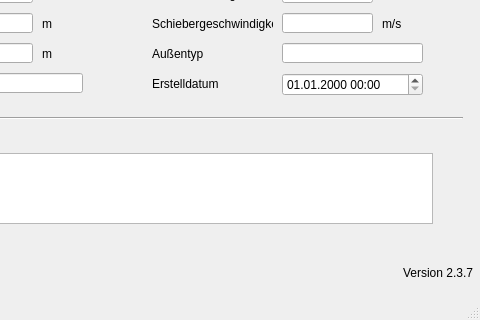
Before: the Qt Designer form qkan/database/templates/wehre.ui in hoettges/QKan, drawn with Qt 5; both pictures show x 168 to 648 and y 147 to 467 of the 648 by 467 pixel window.
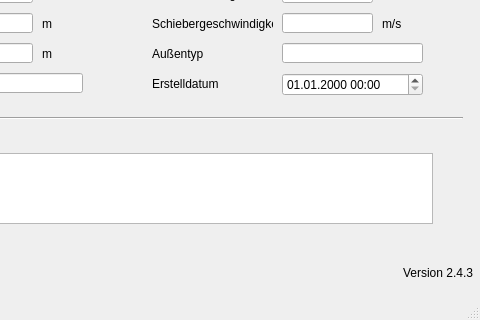
After: the same form once the commit is applied. Custom widgets are drawn as their Qt base class.

The edit to the form file:
```diff
--- a/qkan/database/templates/wehre.ui
+++ b/qkan/database/templates/wehre.ui
@@ -365,7 +365,7 @@
      <string>Version QKan Import</string>
     </property>
     <property name="text">
-     <string>Version 2.3.7</string>
+     <string>Version 2.4.3</string>
     </property>
     <property name="alignment">
      <set>Qt::AlignRight|Qt::AlignTrailing|Qt::AlignVCenter</set>
```
